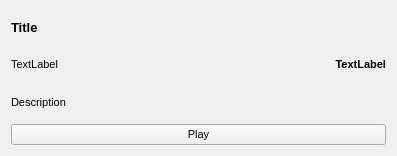
lostrootpass/alphagem, file podcatcher/Resources/ui/widgets/EpisodeDetailWidget.ui: the form before one commit.
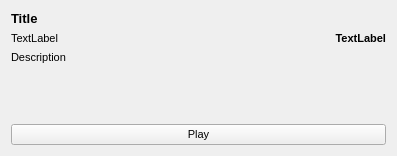
The form after the commit.

Commit message: Increase description visibility for episodes.

```diff
--- a/podcatcher/Resources/ui/widgets/EpisodeDetailWidget.ui
+++ b/podcatcher/Resources/ui/widgets/EpisodeDetailWidget.ui
@@ -68,14 +68,29 @@
    </item>
    <item>
     <widget class="QLabel" name="descLabel">
+     <property name="sizePolicy">
+      <sizepolicy hsizetype="Preferred" vsizetype="Expanding">
+       <horstretch>0</horstretch>
+       <verstretch>0</verstretch>
+      </sizepolicy>
+     </property>
      <property name="font">
       <font>
        <pointsize>8</pointsize>
       </font>
      </property>
+     <property name="styleSheet">
+      <string notr="true"/>
+     </property>
      <property name="text">
       <string>Description</string>
      </property>
+     <property name="alignment">
+      <set>Qt::AlignLeading|Qt::AlignLeft|Qt::AlignTop</set>
+     </property>
+     <property name="wordWrap">
+      <bool>true</bool>
+     </property>
     </widget>
    </item>
    <item>
```
The commit also changes 1 other file.
